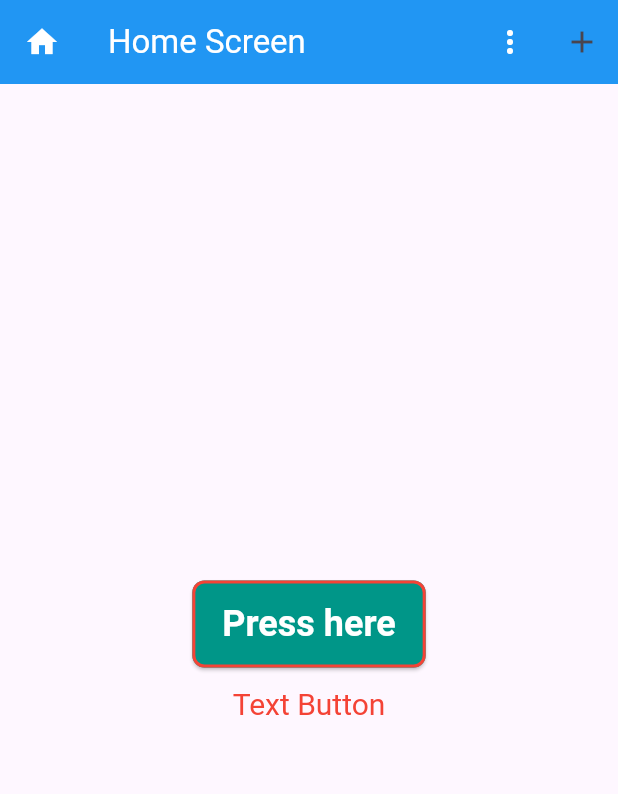
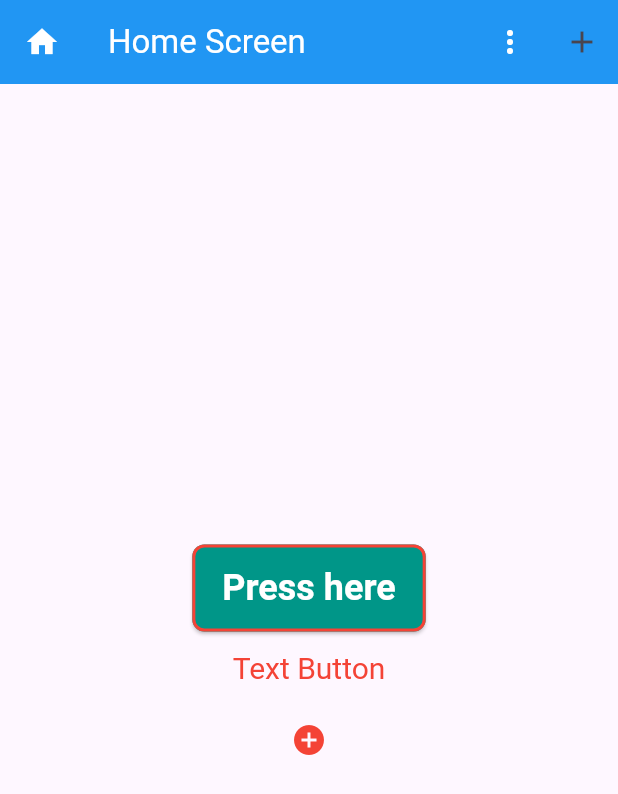
Before and after one commit to rayhan1650/ostad_flutter_live_class, a Flutter app: the screen it shows after launch, on a phone screen of 412 x 824 dp. Shown: the top 794 px of the screen. Run offline on Flutter 3.47's test engine with Material 3 defaults, Android fonts, the phone set to English and light mode, and no system bars.

Commit message:
Icon button added

```diff
--- a/lib/main.dart
+++ b/lib/main.dart
@@ -102,6 +102,13 @@ class Home extends StatelessWidget {
               ),
               onPressed: () {},
               child: const Text('Text Button'),
+            ),
+            IconButton(
+              onPressed: () {},
+              icon: const Icon(
+                Icons.add_circle,
+                color: Colors.red,
+              ),
             )
           ],
         ),
```
